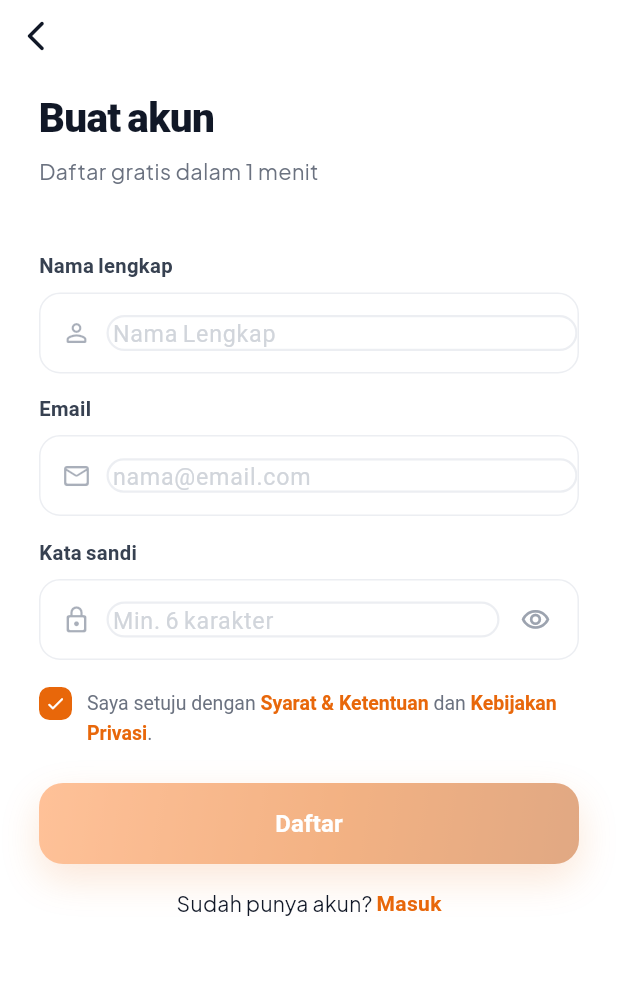
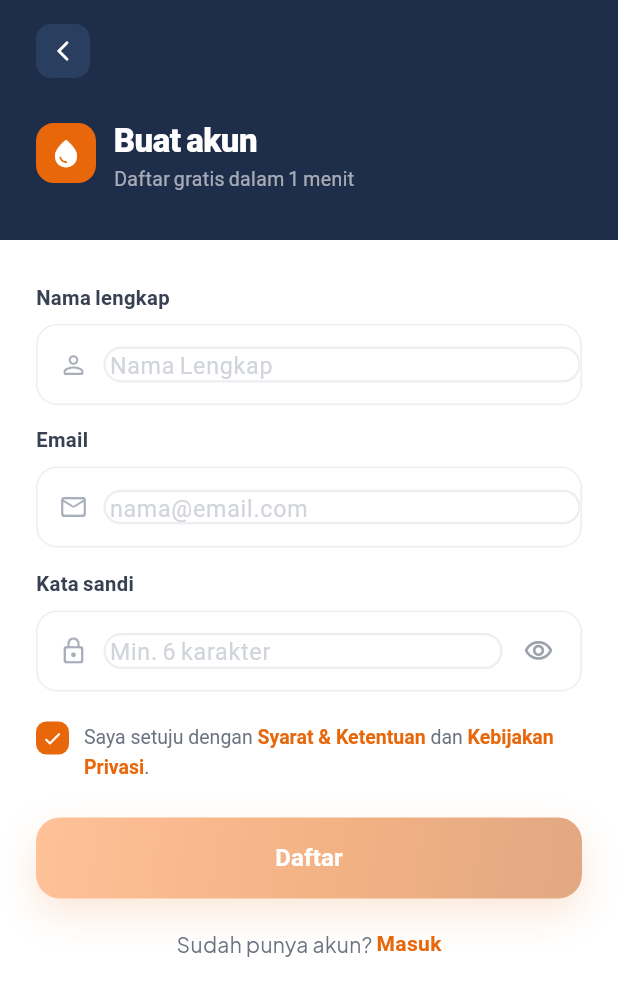
Before and after one commit to AriPurwoAji/dompet-kampus-global, a Flutter app: the RegisterPage screen opened by its route, on a phone screen of 412 x 824 dp. Shown: the top 996 px of the screen. Run offline on Flutter 3.47's test engine with Material 3 defaults, Android fonts, the phone set to English and light mode, and no system bars; our stand-ins replace dio, equatable, firebase_auth, firebase_core, flutter_bloc, flutter_secure_storage and 5 more; missing offline and left inert: mobile_scanner; accounts and stored records are empty.

Commit message:
UI: redesign RegisterPage ke navy header + orange theme

```diff
--- a/mobile/lib/presentation/pages/auth/register_page.dart
+++ b/mobile/lib/presentation/pages/auth/register_page.dart
@@ -1,5 +1,6 @@
 import 'package:firebase_auth/firebase_auth.dart';
 import 'package:flutter/material.dart';
+import 'package:flutter/services.dart';
 import 'package:go_router/go_router.dart';
 import '../../../core/error/failures.dart';
 import '../../../core/theme/app_colors.dart';
@@ -23,30 +24,30 @@ class _RegisterPageState extends State<RegisterPage> {
   bool _agree = true;
   bool _loading = false;
 
-  bool get _valid => _name.length > 1 && _email.contains('@') && _pw.length >= 6 && _agree;
+  bool get _valid =>
+      _name.length > 1 && _email.contains('@') && _pw.length >= 6 && _agree;
 
   Future<void> _register() async {
     setState(() => _loading = true);
     try {
-      // 1. Buat akun di Firebase
-      final credential = await FirebaseAuth.instance.createUserWithEmailAndPassword(
+      final credential =
+          await FirebaseAuth.instance.createUserWithEmailAndPassword(
         email: _email,
         password: _pw,
       );
       await credential.user?.updateDisplayName(_name);
-
-      // 2. Ambil Firebase ID Token lalu kirim ke backend
       final idToken = await credential.user?.getIdToken();
       if (idToken == null) throw Exception('Gagal mendapatkan token Firebase');
 
       await sl<RegisterWithOtpUsecase>()(idToken);
 
-      // 3. Backend sudah buat user + kirim OTP ke email → ke halaman verifikasi
       if (mounted) context.go('/verify-email');
     } on FirebaseAuthException catch (e) {
       if (mounted) {
         ScaffoldMessenger.of(context).showSnackBar(
-          SnackBar(content: Text(e.message ?? 'Registrasi gagal.'), backgroundColor: AppColors.red),
+          SnackBar(
+              content: Text(e.message ?? 'Registrasi gagal.'),
+              backgroundColor: AppColors.red),
         );
       }
     } on ServerFailure catch (e) {
@@ -58,13 +59,16 @@ class _RegisterPageState extends State<RegisterPage> {
     } on NetworkFailure catch (_) {
       if (mounted) {
         ScaffoldMessenger.of(context).showSnackBar(
-          const SnackBar(content: Text('Tidak ada koneksi internet.'), backgroundColor: AppColors.red),
+          const SnackBar(
+              content: Text('Tidak ada koneksi internet.'),
+              backgroundColor: AppColors.red),
         );
       }
     } catch (e) {
       if (mounted) {
         ScaffoldMessenger.of(context).showSnackBar(
-          SnackBar(content: Text(e.toString()), backgroundColor: AppColors.red),
+          SnackBar(
+              content: Text(e.toString()), backgroundColor: AppColors.red),
         );
       }
     } finally {
@@ -74,37 +78,80 @@ class _RegisterPageState extends State<RegisterPage> {
 
   @override
   Widget build(BuildContext context) {
-    return Scaffold(
-      backgroundColor: Colors.white,
-      body: SafeArea(
-        child: Column(
+    return AnnotatedRegion<SystemUiOverlayStyle>(
+      value: SystemUiOverlayStyle.light,
+      child: Scaffold(
+        backgroundColor: Colors.white,
+        body: Column(
           children: [
-            Align(
-              alignment: Alignment.topLeft,
-              child: IconButton(
-                icon: const Icon(DkgIcons.arrowLeft, color: AppColors.ink),
-                onPressed: () => context.go('/'),
+            // ── Navy header ──────────────────────────────────
+            Container(
+              color: AppColors.navy,
+              width: double.infinity,
+              padding: EdgeInsets.fromLTRB(
+                  24, MediaQuery.of(context).padding.top + 16, 24, 32),
+              child: Column(
+                crossAxisAlignment: CrossAxisAlignment.start,
+                children: [
+                  GestureDetector(
+                    onTap: () => context.go('/'),
+                    child: Container(
+                      width: 36,
+                      height: 36,
+                      decoration: BoxDecoration(
+                        color: AppColors.navyMid,
+                        borderRadius: BorderRadius.circular(10),
+                      ),
+                      child: const Icon(Icons.arrow_back_ios_new_rounded,
+                          size: 16, color: Colors.white),
+                    ),
+                  ),
+                  const SizedBox(height: 24),
+                  Row(
+                    children: [
+                      Container(
+                        width: 40,
+                        height: 40,
+                        decoration: BoxDecoration(
+                          color: AppColors.primary,
+                          borderRadius: BorderRadius.circular(12),
+                        ),
+                        child: const Icon(Icons.water_drop_rounded,
+                            size: 22, color: Colors.white),
+                      ),
+                      const SizedBox(width: 12),
+                      const Column(
+                        crossAxisAlignment: CrossAxisAlignment.start,
+                        children: [
+                          Text('Buat akun',
+                              style: TextStyle(
+                                fontFamily: 'PlusJakartaSans',
+                                fontSize: 22,
+                                fontWeight: FontWeight.w800,
+                                color: Colors.white,
+                                letterSpacing: -0.3,
+                              )),
+                          Text('Daftar gratis dalam 1 menit',
+                              style: TextStyle(
+                                fontFamily: 'PlusJakartaSans',
+                                fontSize: 13,
+                                color: Colors.white60,
+                              )),
+                        ],
+                      ),
+                    ],
+                  ),
+                ],
               ),
             ),
+
+            // ── Form area ────────────────────────────────────
             Expanded(
               child: SingleChildScrollView(
-                padding: const EdgeInsets.fromLTRB(26, 10, 26, 24),
+                padding: const EdgeInsets.fromLTRB(24, 28, 24, 24),
                 child: Column(
                   crossAxisAlignment: CrossAxisAlignment.start,
                   children: [
-                    const Text('Buat akun',
-                        style: TextStyle(
-                          fontFamily: 'PlusJakartaSans',
-                          fontSize: 27,
-                          fontWeight: FontWeight.w800,
-                          color: AppColors.ink,
-                          letterSpacing: -0.4,
-                        )),
-                    const SizedBox(height: 6),
-                    const Text('Daftar gratis dalam 1 menit',
-                        style: TextStyle(fontSize: 14.5, color: AppColors.slate500)),
-                    const SizedBox(height: 22),
-                    const SizedBox(height: 20),
                     AppField(
                       label: 'Nama lengkap',
                       value: _name,
@@ -130,12 +177,14 @@ class _RegisterPageState extends State<RegisterPage> {
                       placeholder: 'Min. 6 karakter',
                       prefixIcon: const Icon(DkgIcons.lock, size: 20),
                       suffixIcon: IconButton(
-                        icon: Icon(_showPw ? DkgIcons.eyeOff : DkgIcons.eye,
-                            size: 20, color: AppColors.slate400),
+                        icon: Icon(
+                            _showPw ? DkgIcons.eyeOff : DkgIcons.eye,
+                            size: 20,
+                            color: AppColors.slate400),
                         onPressed: () => setState(() => _showPw = !_showPw),
                       ),
                     ),
-                    const SizedBox(height: 18),
+                    const SizedBox(height: 20),
                     GestureDetector(
                       onTap: () => setState(() => _agree = !_agree),
                       child: Row(
@@ -146,15 +195,19 @@ class _RegisterPageState extends State<RegisterPage> {
                             width: 22,
                             height: 22,
                             decoration: BoxDecoration(
-                              color: _agree ? AppColors.primary : Colors.white,
+                              color:
+                                  _agree ? AppColors.primary : Colors.white,
                               borderRadius: BorderRadius.circular(7),
                               border: Border.all(
-                                color: _agree ? AppColors.primary : AppColors.line,
+                                color: _agree
+                                    ? AppColors.primary
+                                    : AppColors.line,
                                 width: 1.6,
                               ),
                             ),
                             child: _agree
-                                ? const Icon(DkgIcons.check, size: 14, color: Colors.white)
+                                ? const Icon(DkgIcons.check,
+                                    size: 14, color: Colors.white)
                                 : null,
                           ),
                           const SizedBox(width: 10),
@@ -171,12 +224,16 @@ class _RegisterPageState extends State<RegisterPage> {
                                   TextSpan(text: 'Saya setuju dengan '),
                                   TextSpan(
                                     text: 'Syarat & Ketentuan',
-                                    style: TextStyle(color: AppColors.primary, fontWeight: FontWeight.w700),
+                                    style: TextStyle(
+                                        color: AppColors.primary,
+                                        fontWeight: FontWeight.w700),
                                   ),
                                   TextSpan(text: ' dan '),
                                   TextSpan(
                                     text: 'Kebijakan Privasi',
-                                    style: TextStyle(color: AppColors.primary, fontWeight: FontWeight.w700),
+                                    style: TextStyle(
+                                        color: AppColors.primary,
+                                        fontWeight: FontWeight.w700),
                                   ),
                                   TextSpan(text: '.'),
                                 ],
@@ -192,12 +249,13 @@ class _RegisterPageState extends State<RegisterPage> {
                       onPressed: _valid ? _register : null,
                       isLoading: _loading,
                     ),
-                    const SizedBox(height: 16),
+                    const SizedBox(height: 20),
                     Row(
                       mainAxisAlignment: MainAxisAlignment.center,
                       children: [
                         const Text('Sudah punya akun? ',
-                            style: TextStyle(fontSize: 14, color: AppColors.ink)),
+                            style: TextStyle(
+                                fontSize: 14, color: AppColors.slate500)),
                         GestureDetector(
                           onTap: () => context.go('/login'),
                           child: const Text('Masuk',
```
